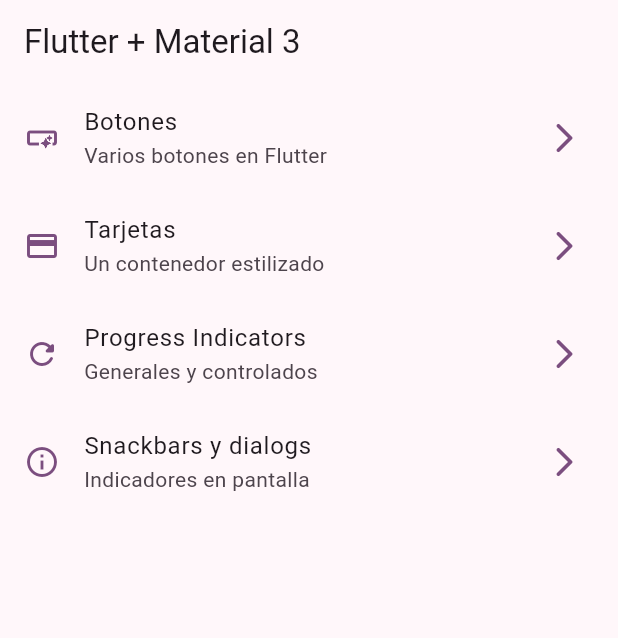
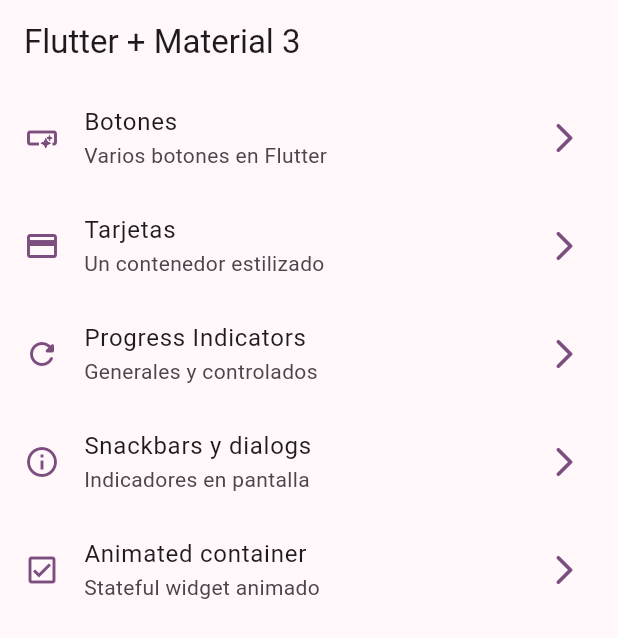
Before and after one commit to jaimetellezb/widgets_flutter_app, a Flutter app: the screen it shows after launch, on a phone screen of 412 x 824 dp. Shown: the top 638 px of the screen. Run offline on Flutter 3.47's test engine with Material 2 defaults, Android fonts, the phone set to English and light mode, and no system bars; our stand-ins replace go_router.

Commit message:
animated Container impl

```diff
--- a/lib/config/menu/menu_items.dart
+++ b/lib/config/menu/menu_items.dart
@@ -39,4 +39,10 @@ const appMenuItems = <MenuItem>[
     link: '/snackbars',
     icon: Icons.info_outlined,
   ),
+  MenuItem(
+    title: 'Animated container',
+    subTitle: 'Stateful widget animado',
+    link: '/animated',
+    icon: Icons.check_box_outlined,
+  ),
 ];
--- a/lib/config/router/app_router.dart
+++ b/lib/config/router/app_router.dart
@@ -30,5 +30,10 @@ final appRouter = GoRouter(
       name: SnackbarScreen.name,
       builder: (context, state) => const SnackbarScreen(),
     ),
+    GoRoute(
+      path: '/animated',
+      name: AnimatedScreen.name,
+      builder: (context, state) => const AnimatedScreen(),
+    ),
   ],
 );
```
Also changed, not shown: lib/presentation/screens/animated/animated_screen.dart (+54 -2 lines).
